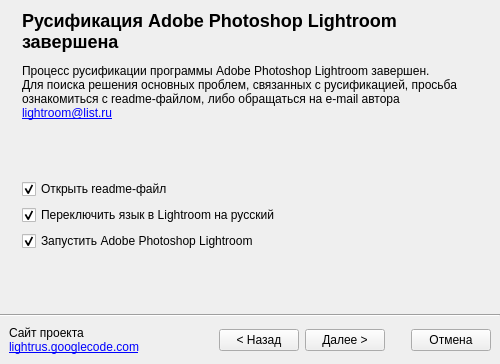
Before: the Qt Designer form maindialog.ui in HatteOne/lightrus, drawn with Qt 5.
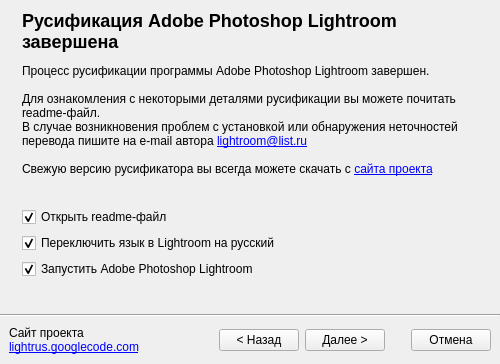
After: the same form once the commit is applied. The open tabs and pages were chosen to show the change. Icons and pictures are not drawn.

Commit message: Some corrections in UI has been made in Windows version.

Patch:
```diff
--- a/maindialog.ui
+++ b/maindialog.ui
@@ -643,8 +643,9 @@
           <widget class="QLabel" name="label_final">
            <property name="text">
             <string>&lt;H2&gt;Русификация Adobe Photoshop Lightroom завершена&lt;/H2&gt;
-Процесс русификации программы Adobe Photoshop Lightroom завершен.&lt;br&gt;
-Для поиска решения основных проблем, связанных с русификацией, просьба ознакомиться с readme-файлом, либо обращаться на e-mail автора &lt;a href=&quot;mailto:lightroom@list.ru&quot;&gt;&lt;span style=&quot;text-decoration: underline; color:#0000ff;&quot;&gt;lightroom@list.ru&lt;/span&gt;&lt;/a&gt;</string>
+Процесс русификации программы Adobe Photoshop Lightroom завершен.&lt;br&gt;&lt;br&gt;
+Для ознакомления с некоторыми деталями русификации вы можете почитать readme-файл. &lt;br&gt;В случае возникновения проблем с установкой или обнаружения неточностей перевода пишите на e-mail автора &lt;a href=&quot;mailto:lightroom@list.ru&quot;&gt;&lt;span style=&quot;text-decoration: underline; color:#0000ff;&quot;&gt;lightroom@list.ru&lt;/span&gt;&lt;/a&gt;
+&lt;br&gt;&lt;br&gt;Свежую версию русификатора вы всегда можете скачать с &lt;a href=&quot;http://lightrus.googlecode.com&quot;&gt;&lt;span style=&quot;text-decoration: underline; color:#0000ff;&quot;&gt;сайта проекта&lt;/span&gt;&lt;/a&gt;</string>
            </property>
            <property name="alignment">
             <set>Qt::AlignLeading|Qt::AlignLeft|Qt::AlignTop</set>
```
Left out of the diff: 6 changed lines with no effect on the pictures. The commit also changes 2 other files.
